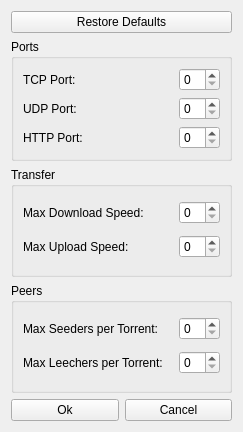
ambarishsatheesh/Bittorrent-Client, file BittorrentGUI/settingsdialog.ui: the form before one commit.
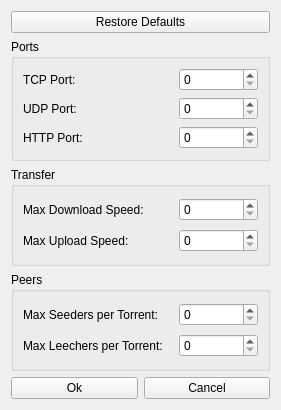
The form after the commit.

```diff
--- a/BittorrentGUI/settingsdialog.ui
+++ b/BittorrentGUI/settingsdialog.ui
@@ -6,8 +6,8 @@
    <rect>
     <x>0</x>
     <y>0</y>
-    <width>241</width>
-    <height>432</height>
+    <width>281</width>
+    <height>410</height>
    </rect>
   </property>
   <property name="windowTitle">
```
